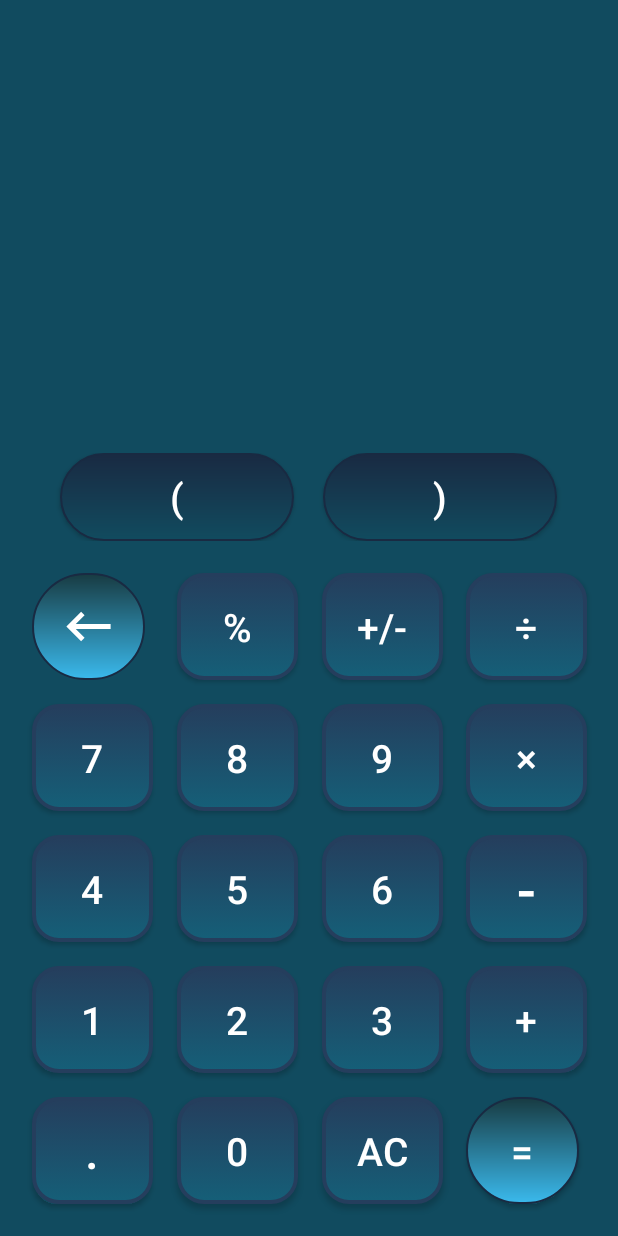
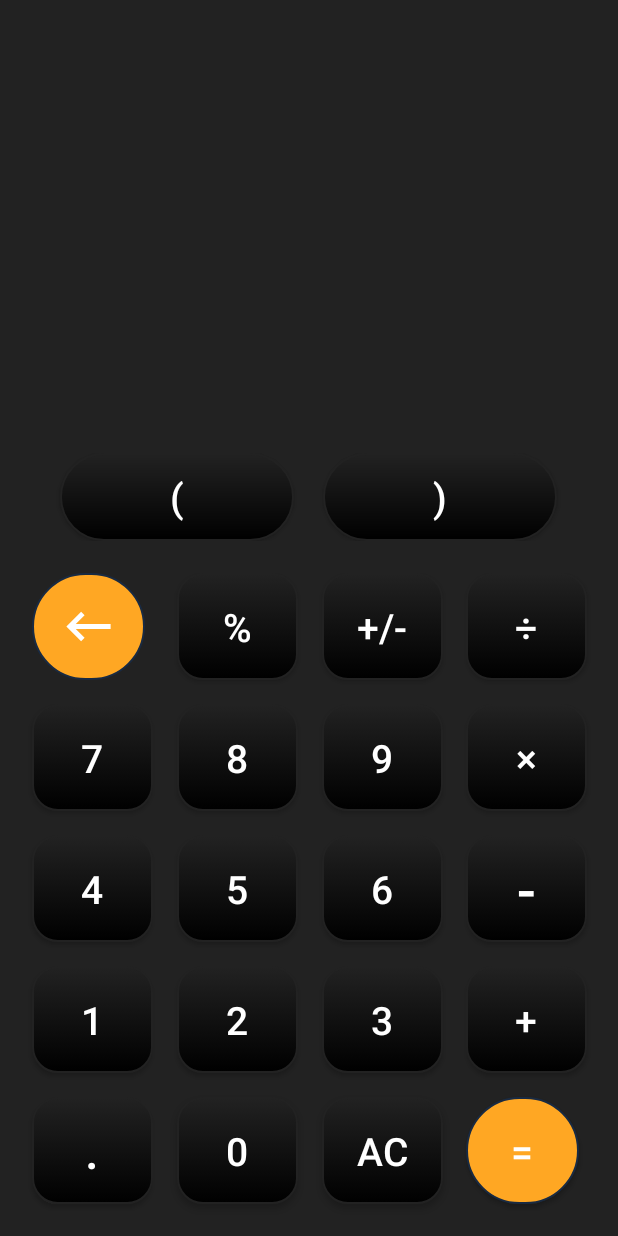
Before and after one commit to The-Arshad-Khan/Calculator, an Android app: the screen it shows after launch once a user with an empty profile is signed in (calci_Activity), on a phone screen of 412 x 824 dp. Run offline under Robolectric (Android 15) with nearby library versions, the phone set to English and light mode, and no system bars; our stand-ins replace Firebase (no records; nobody signed in at launch, a user with empty details on screens opened directly), sdp/ssp sizes.

Commit message:
updated colors

```diff
--- a/app/src/main/java/com/rianomusicskb/skbchat/activity/Registration.java
+++ b/app/src/main/java/com/rianomusicskb/skbchat/activity/Registration.java
@@ -58,10 +58,10 @@ public class Registration extends AppCompatActivity {
                 String pass = edtpassword_reg.getText().toString();
                 String c_pass=edtc_password_reg.getText().toString();
                 if (username.isEmpty()) {
-                    edtemail_reg.setError("Required");
+                    edtusername_reg.setError("Required");
 
                 }else if (email.isEmpty()) {
-                    edtusername_reg.setError("Required");
+                    edtemail_reg.setError("Required");
                 } else if (pass.isEmpty()) {
                     edtpassword_reg.setError("Enter password");
                 } else if(c_pass.isEmpty()){
--- a/app/src/main/res/drawable-v24/gredients.xml
+++ b/app/src/main/res/drawable-v24/gredients.xml
@@ -2,9 +2,9 @@
 <shape android:shape="rectangle"
     xmlns:android="http://schemas.android.com/apk/res/android">
 <gradient
-    android:startColor="#4A7DFF"
-    android:endColor="#E91E63"
-    android:angle="90">
+    android:startColor="@color/black"
+    android:endColor="@color/dark_gray"
+    android:angle="-90">
 </gradient>
 
 </shape>
--- a/app/src/main/res/drawable/equals.xml
+++ b/app/src/main/res/drawable/equals.xml
@@ -2,8 +2,8 @@
 <shape android:shape="rectangle" xmlns:android="http://schemas.android.com/apk/res/android">
 
     <gradient
-        android:startColor="#3AB9EC"
-        android:endColor="#183B42"
+        android:startColor="@color/orange"
+        android:endColor="@color/orange"
         android:angle="90"
         ></gradient>
     <corners
--- a/app/src/main/res/drawable/number_btn.xml
+++ b/app/src/main/res/drawable/number_btn.xml
@@ -5,8 +5,8 @@
         <shape
             android:shape="rectangle">
             <gradient
-                android:startColor="@color/Blue2"
-                android:endColor="@color/light_blue"
+                android:startColor="@color/black"
+                android:endColor="@color/dark_gray"
                 android:angle="90">
 
             </gradient>
@@ -15,8 +15,8 @@
 
             </corners>
             <stroke
-                android:color="@color/light_blue"
-                android:width="@dimen/_2sdp">
+                android:color="@color/dark_gray"
+                android:width="@dimen/_1sdp">
             </stroke>
         </shape>
 
--- a/app/src/main/res/drawable/open_close_parenthesis.xml
+++ b/app/src/main/res/drawable/open_close_parenthesis.xml
@@ -4,11 +4,11 @@
     android:radius="@dimen/_25sdp">
 </corners>
     <gradient
-        android:startColor="@color/Blue"
-        android:endColor="@color/light2_blue"
+        android:startColor="@color/black"
+        android:endColor="@color/dark_gray"
         android:angle="90"></gradient>
     <stroke
-        android:color="@color/light2_blue"
+        android:color="@color/dark_gray"
         android:width="@dimen/_1sdp">
 
     </stroke>
--- a/app/src/main/res/layout/activity_calci.xml
+++ b/app/src/main/res/layout/activity_calci.xml
@@ -6,7 +6,7 @@
     tools:context=".activity.login$calci_Activity"
     android:orientation="vertical"
     android:gravity="bottom"
-    android:background="@color/Blue">
+    android:background="@color/dark_gray">
 
     <LinearLayout
         android:layout_width="match_parent"
@@ -32,7 +32,7 @@
             android:textSize="@dimen/_22sdp"
             android:paddingRight="@dimen/_15sdp"
             android:textColor="@color/light_white"
-            android:background="@drawable/edttext"
+            android:background="@color/dark_gray"
             android:layout_marginLeft="@dimen/_5sdp"
             android:layout_marginBottom="@dimen/_10sdp"
             android:layout_marginRight="@dimen/_6sdp"
--- a/app/src/main/res/layout/activity_main.xml
+++ b/app/src/main/res/layout/activity_main.xml
@@ -44,7 +44,7 @@
         android:gravity="center"
         android:layout_width="match_parent"
         android:layout_height="wrap_content"
-        android:text="Arshad and Divyanshi"
+        android:text="G1 group"
         android:textColor="@color/white"
         android:textSize="@dimen/_16ssp"
         />
--- a/app/src/main/res/values/colors.xml
+++ b/app/src/main/res/values/colors.xml
@@ -10,8 +10,11 @@
     <color name="Blue">#114B5F</color>
     <color name="Blue2">#155F78</color>
     <color name="Grey">#F7F8F9</color>
-    <color name="light_white">#A19E9E</color>
+    <color name="light_white">#CECECE</color>
     <color name="light2_blue">#192A42</color>
+    <color name="dark_gray">#222222</color>
+    <color name="orange">#FFA723</color>
+
 
 
     <color name="light_blue">#253E5D</color>
--- a/build.gradle
+++ b/build.gradle
@@ -4,8 +4,8 @@ buildscript {
     }
 }// Top-level build file where you can add configuration options common to all sub-projects/modules.
 plugins {
-    id 'com.android.application' version '7.2.2' apply false
-    id 'com.android.library' version '7.2.2' apply false
+    id 'com.android.application' version '7.4.2' apply false
+    id 'com.android.library' version '7.4.2' apply false
 }
 
 task clean(type: Delete) {
--- a/gradle.properties
+++ b/gradle.properties
@@ -3,13 +3,13 @@
 # Gradle settings configured through the IDE *will override*
 # any settings specified in this file.
 # For more details on how to configure your build environment visit
-# http://www.gradle.org/docs/current/userguide/build_environment.html
+# https://www.gradle.org/docs/current/userguide/build_environment.html
 # Specifies the JVM arguments used for the daemon process.
 # The setting is particularly useful for tweaking memory settings.
 org.gradle.jvmargs=-Xmx2048m -Dfile.encoding=UTF-8
 # When configured, Gradle will run in incubating parallel mode.
 # This option should only be used with decoupled projects. More details, visit
-# http://www.gradle.org/docs/current/userguide/multi_project_builds.html#sec:decoupled_projects
+# https://www.gradle.org/docs/current/userguide/multi_project_builds.html#sec:decoupled_projects
 # org.gradle.parallel=true
 # AndroidX package structure to make it clearer which packages are bundled with the
 # Android operating system, and which are packaged with your app"s APK
```
Also changed, not shown: app/src/main/java/com/rianomusicskb/skbchat/activity/chatUI.java (+14 -0 lines), gradle/wrapper/gradle-wrapper.properties.
